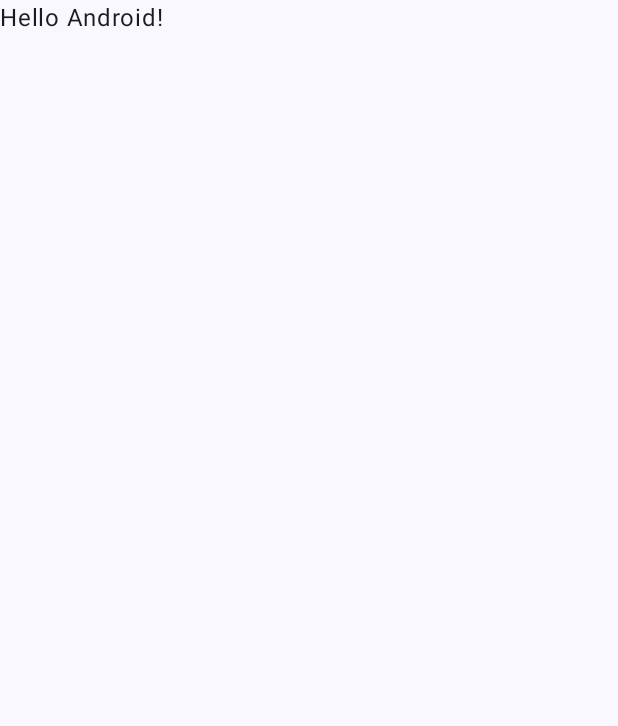
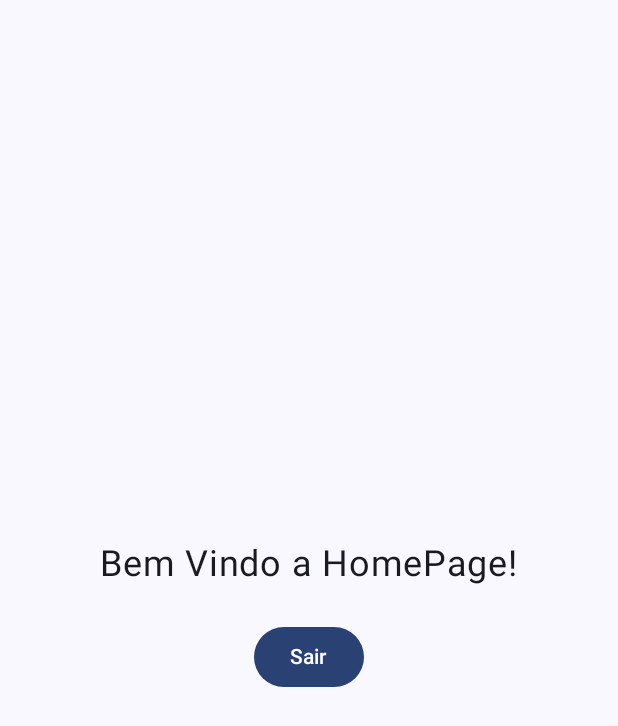
Before and after one commit to AndersonG2021/PDS-2024-1-, an Android app built with Jetpack Compose: the MainActivity screen opened directly, with no data from a screen before it, on a phone screen of 412 x 824 dp. Before the commit the part shown is almost empty. Shown: the top 726 px of the screen. Run offline under Robolectric (Android 15) with nearby library versions, the phone set to English and light mode, and no system bars.

Commit message:
Prática 01 - Parte 3 - Criando uma nova tela e navegando entre elas

```diff
--- a/app/src/main/java/com/weatherapp/LoginActivity.kt
+++ b/app/src/main/java/com/weatherapp/LoginActivity.kt
@@ -1,6 +1,8 @@
 package com.weatherapp
 
 import android.app.Activity
+import android.content.Intent
+import android.content.Intent.FLAG_ACTIVITY_SINGLE_TOP
 import android.os.Bundle
 import android.widget.Toast
 import androidx.activity.ComponentActivity
@@ -87,6 +89,12 @@ fun LoginPage(modifier: Modifier = Modifier) {
             Button(
                 onClick = {
                     Toast.makeText(activity, "Login OK!", Toast.LENGTH_LONG).show()
+                    activity?.startActivity(
+                        Intent(activity, MainActivity::class.java).setFlags(
+                            FLAG_ACTIVITY_SINGLE_TOP
+                        )
+                    )
+
                 },
                 enabled = email.isNotEmpty() && password.isNotEmpty()
             ) {
--- a/app/src/main/java/com/weatherapp/MainActivity.kt
+++ b/app/src/main/java/com/weatherapp/MainActivity.kt
@@ -1,15 +1,35 @@
 package com.weatherapp
 
+import android.app.Activity
 import android.os.Bundle
+import android.widget.Toast
 import androidx.activity.ComponentActivity
 import androidx.activity.compose.setContent
+import androidx.compose.foundation.layout.Arrangement
+import androidx.compose.foundation.layout.Column
+import androidx.compose.foundation.layout.Row
+import androidx.compose.foundation.layout.Spacer
 import androidx.compose.foundation.layout.fillMaxSize
+import androidx.compose.foundation.layout.fillMaxWidth
+import androidx.compose.foundation.layout.padding
+import androidx.compose.foundation.layout.size
+import androidx.compose.material3.Button
 import androidx.compose.material3.MaterialTheme
+import androidx.compose.material3.OutlinedTextField
 import androidx.compose.material3.Surface
 import androidx.compose.material3.Text
 import androidx.compose.runtime.Composable
+import androidx.compose.runtime.getValue
+import androidx.compose.runtime.mutableStateOf
+import androidx.compose.runtime.saveable.rememberSaveable
+import androidx.compose.runtime.setValue
+import androidx.compose.ui.Alignment
 import androidx.compose.ui.Modifier
+import androidx.compose.ui.platform.LocalContext
+import androidx.compose.ui.text.input.PasswordVisualTransformation
 import androidx.compose.ui.tooling.preview.Preview
+import androidx.compose.ui.unit.dp
+import androidx.compose.ui.unit.sp
 import com.weatherapp.ui.theme.WeatherAppTheme
 
 class MainActivity : ComponentActivity() {
@@ -22,7 +42,7 @@ class MainActivity : ComponentActivity() {
                     modifier = Modifier.fillMaxSize(),
                     color = MaterialTheme.colorScheme.background
                 ) {
-                    Greeting("Android")
+                    HomePage()
                 }
             }
         }
@@ -30,17 +50,36 @@ class MainActivity : ComponentActivity() {
 }
 
 @Composable
-fun Greeting(name: String, modifier: Modifier = Modifier) {
-    Text(
-        text = "Hello $name!",
-        modifier = modifier
-    )
+fun HomePage(modifier: Modifier = Modifier) {
+    val activity = LocalContext.current as? Activity
+    Column(
+        modifier = Modifier.padding(16.dp),
+        verticalArrangement = Arrangement.Center,
+        horizontalAlignment = Alignment.CenterHorizontally
+    ) {
+        Text(
+            text = "Bem Vindo a HomePage!",
+            fontSize = 24.sp
+        )
+        Spacer(modifier = Modifier.size(24.dp))
+
+        Row(modifier = modifier) {
+            Button(
+                onClick = {activity?.finish()}
+            ) {
+                Text("Sair")
+            }
+
+        }
+    }
 }
 
-@Preview(showBackground = true)
-@Composable
-fun GreetingPreview() {
-    WeatherAppTheme {
-        Greeting("Android")
-    }
-}
+
+
+//@Preview(showBackground = true)
+//@Composable
+//fun GreetingPreview() {
+//    WeatherAppTheme {
+//        Greeting("Android")
+//    }
+//}
```
